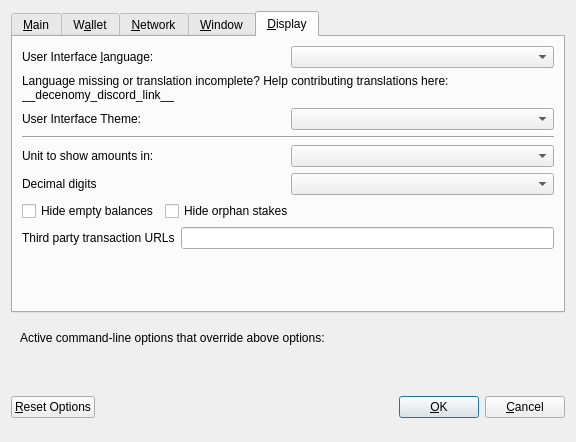
The window that src/qt/forms/optionsdialog.ui (decenomy/DSW) describes before a commit, drawn with Qt 5.
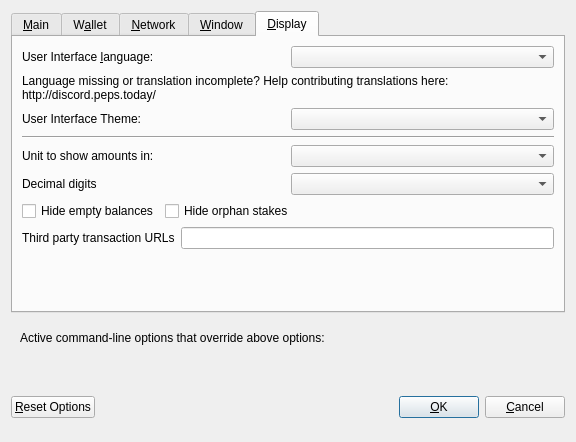
The same window after the commit. The open tabs and pages were chosen to show the change. Custom widgets are drawn as their Qt base class.

Commit message: Replace discord link placeholder by Peps discord link

The edit to the form file:
```diff
--- a/src/qt/forms/optionsdialog.ui
+++ b/src/qt/forms/optionsdialog.ui
@@ -533,7 +533,7 @@
          </property>
          <property name="text">
           <string>Language missing or translation incomplete? Help contributing translations here:
-__decenomy_discord_link__</string>
+http://discord.peps.today/</string>
          </property>
          <property name="wordWrap">
           <bool>true</bool>
```
The commit also changes 18 other files.
